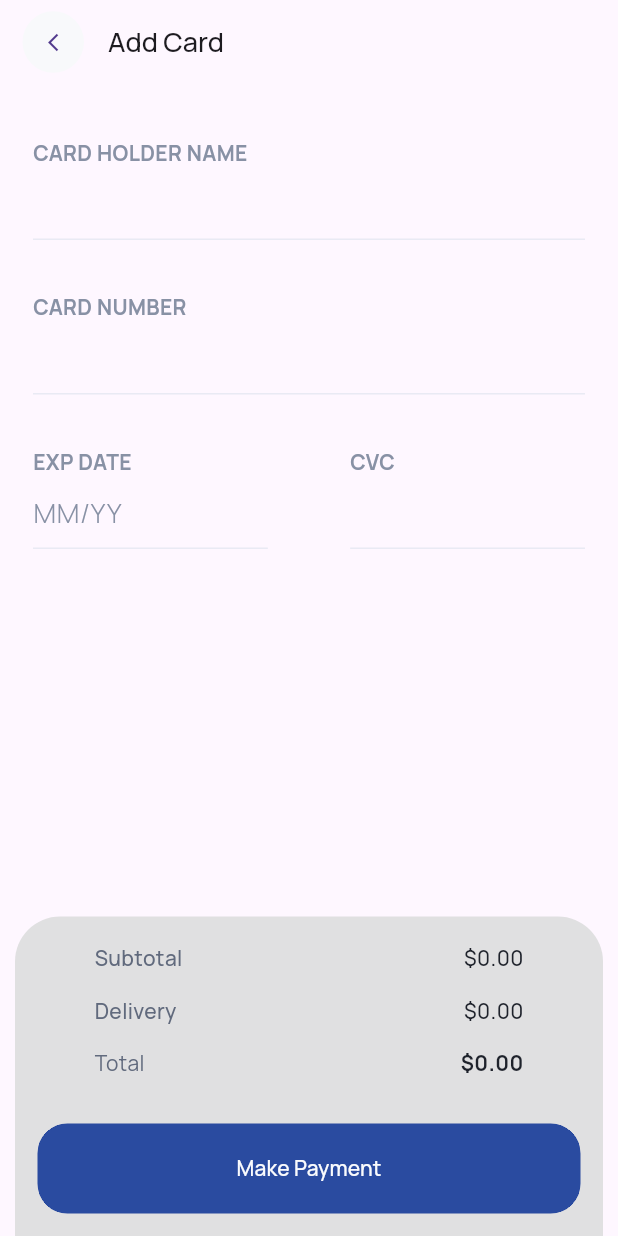
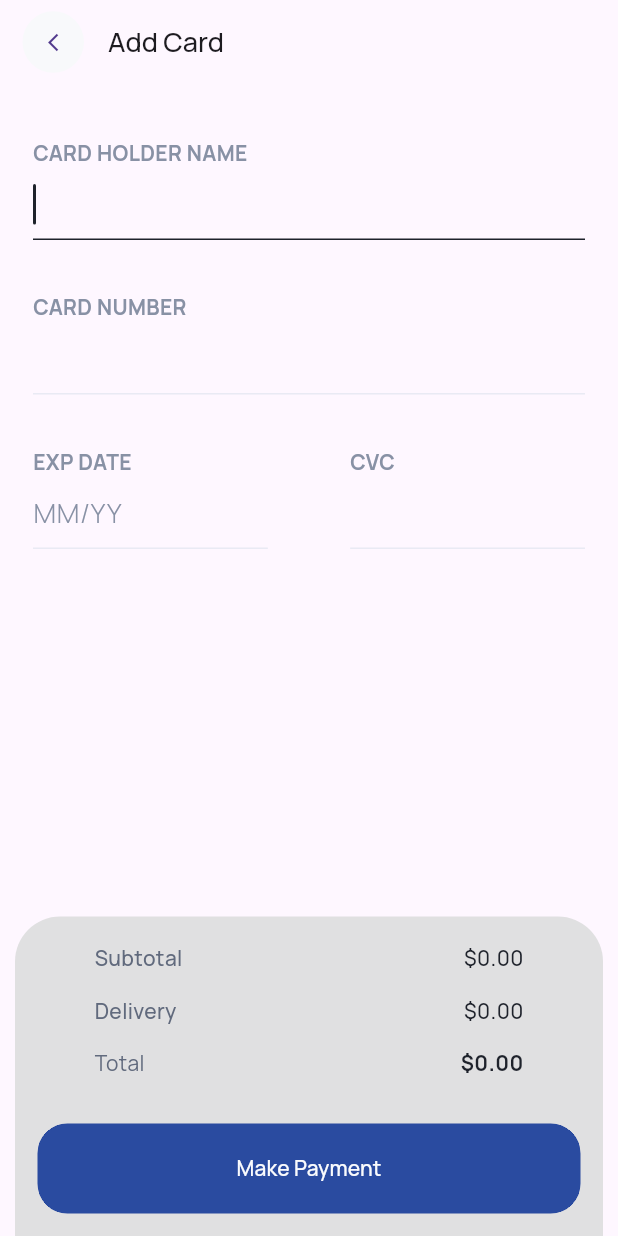
Before and after one commit to JazebJaved468/shop_app_flutter, a Flutter app: the screen it shows after launch, on a phone screen of 412 x 824 dp. Run offline on Flutter 3.47's test engine with Material 2 defaults, Android fonts, the phone set to English and light mode, and no system bars; our stand-ins replace flutter_svg, font_awesome_flutter, smooth_page_indicator; missing offline and left inert: r_dotted_line_border.

Commit message:
decoration changed from text fields

```diff
--- a/lib/screens/PaymentScreen/constants/payment_screen_constants.dart
+++ b/lib/screens/PaymentScreen/constants/payment_screen_constants.dart
@@ -11,4 +11,10 @@ class ConstantStyles_paymentScreen {
     color: ConstantColors_paymentScreen.label,
     fontWeight: FontWeight.w700,
   );
+
+  static TextStyle inputText = TextStyle(
+    color: GlobalColors.secondaryBackground,
+    fontSize: 18,
+    fontWeight: FontWeight.w500,
+  );
 }
--- a/lib/screens/PaymentScreen/payment_screen.dart
+++ b/lib/screens/PaymentScreen/payment_screen.dart
@@ -64,13 +64,8 @@ class _PaymentScreenState extends State<PaymentScreen> {
                         cursorOpacityAnimates: true,
                         // cursorHeight: 18,
                         keyboardType: TextInputType.name,
-                        autofocus: false,
-                        style: TextStyle(
-                          color: GlobalColors.secondaryBackground,
-                          fontSize: 18,
-                          fontWeight: FontWeight.w500,
-                        ),
-
+                        autofocus: true,
+                        style: ConstantStyles_paymentScreen.inputText,
                         decoration: InputDecoration(
                           border: InputBorder.none,
                           focusedBorder: UnderlineInputBorder(
@@ -104,6 +99,7 @@ class _PaymentScreenState extends State<PaymentScreen> {
                         style: ConstantStyles_paymentScreen.label,
                       ),
                       TextField(
+                        onSubmitted: (_) => FocusScope.of(context).nextFocus(),
                         maxLength: 16,
                         cursorColor: GlobalColors.secondaryBackground,
                         cursorRadius: Radius.circular(30),
@@ -112,12 +108,7 @@ class _PaymentScreenState extends State<PaymentScreen> {
                         // cursorHeight: 18,
                         keyboardType: TextInputType.number,
                         autofocus: false,
-                        style: TextStyle(
-                          color: GlobalColors.secondaryBackground,
-                          fontSize: 18,
-                          fontWeight: FontWeight.w500,
-                        ),
-
+                        style: ConstantStyles_paymentScreen.inputText,
                         decoration: InputDecoration(
                           counterText: "",
                           border: InputBorder.none,
@@ -166,12 +157,7 @@ class _PaymentScreenState extends State<PaymentScreen> {
                             keyboardType: TextInputType.datetime,
 
                             autofocus: false,
-                            style: TextStyle(
-                              color: GlobalColors.secondaryBackground,
-                              fontSize: 18,
-                              fontWeight: FontWeight.w500,
-                            ),
-
+                            style: ConstantStyles_paymentScreen.inputText,
                             decoration: InputDecoration(
                               hintText: "MM/YY",
                               hintStyle: TextStyle(
@@ -221,12 +207,7 @@ class _PaymentScreenState extends State<PaymentScreen> {
                             // cursorHeight: 18,
                             keyboardType: TextInputType.number,
                             autofocus: false,
-                            style: TextStyle(
-                              color: GlobalColors.secondaryBackground,
-                              fontSize: 18,
-                              fontWeight: FontWeight.w500,
-                            ),
-
+                            style: ConstantStyles_paymentScreen.inputText,
                             decoration: InputDecoration(
                               counterText: "",
                               border: InputBorder.none,
@@ -255,6 +236,9 @@ class _PaymentScreenState extends State<PaymentScreen> {
           Expanded(child: Container()),
           CustomBill(
             buttonText: "Make Payment",
+            onPressed: () {
+              print("object");
+            },
           ),
         ],
       ),
```
